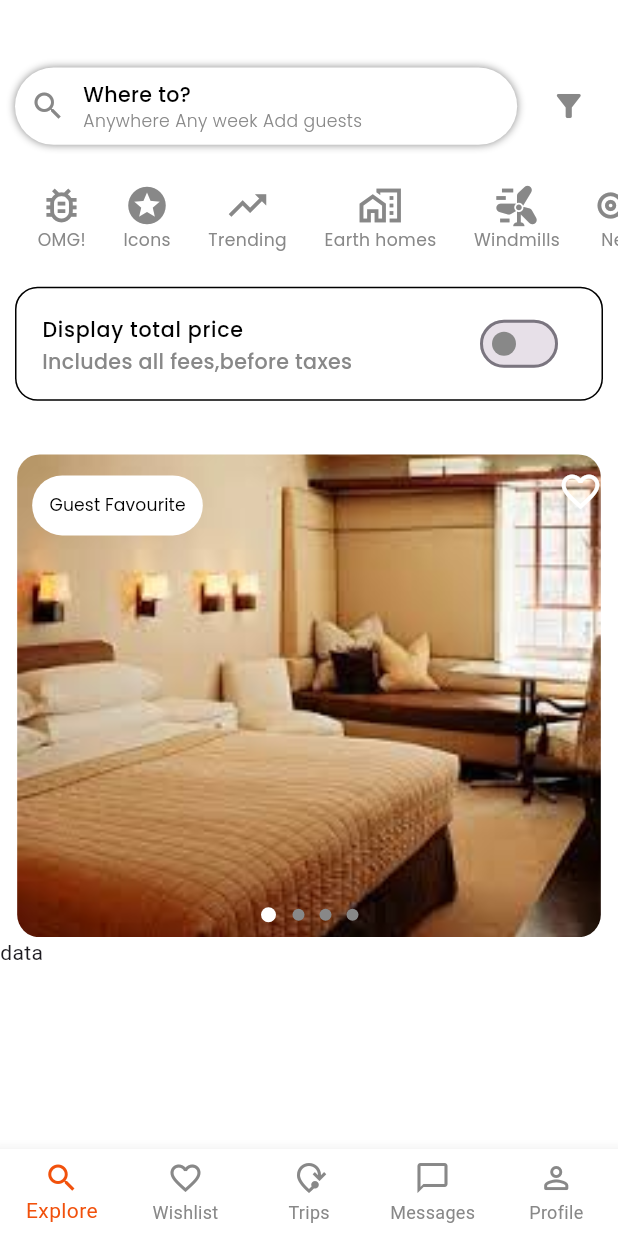
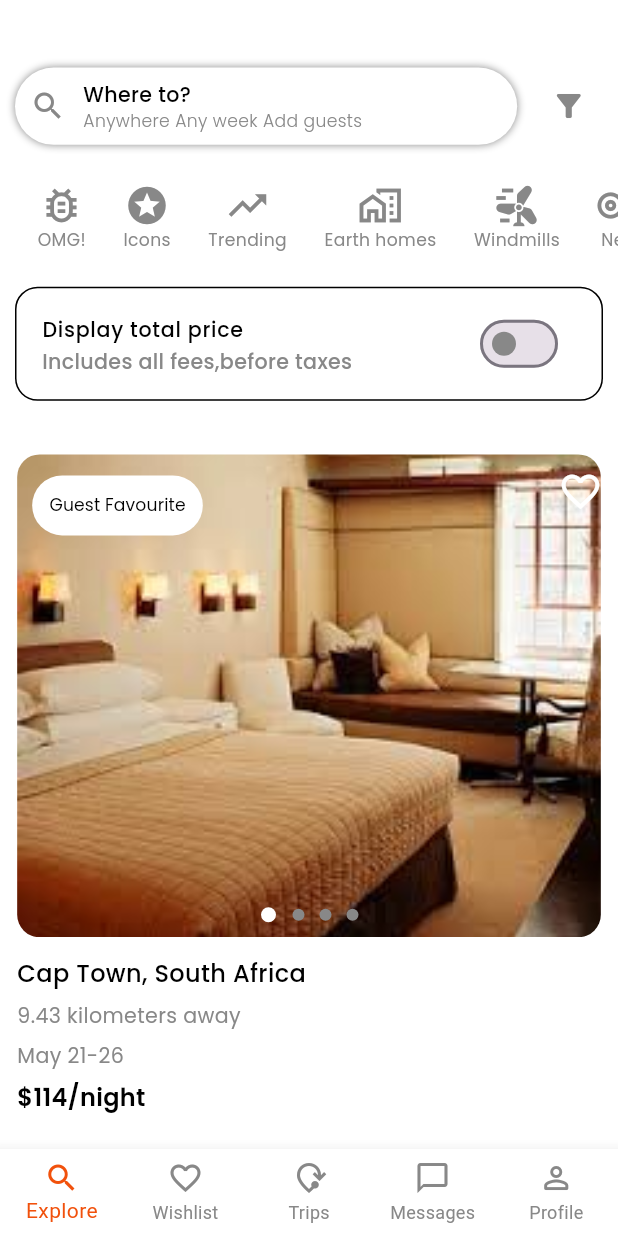
Before and after one commit to wajehafatima/air-bnb, a Flutter app: the screen it shows after launch, on a phone screen of 412 x 824 dp. Run offline on Flutter 3.47's test engine with Material 3 defaults, Android fonts, the phone set to English and light mode, and no system bars; our stand-ins replace country_picker, flutter_screenutil, google_fonts, matcher.

Commit message:
update code

```diff
--- a/lib/src/view/homeview/HomeView.dart
+++ b/lib/src/view/homeview/HomeView.dart
@@ -130,8 +130,43 @@ class _HomeviewState extends State<Homeview> {
               ],
             ),
           ),
-          Text('data'),
-          SizedBox(height: 20.h),
+          SizedBox(height: 10.h),
+// Additional text content below the slider
+          Padding(
+            padding: EdgeInsets.symmetric(horizontal: 10.w),
+            child: Column(
+              crossAxisAlignment: CrossAxisAlignment.start,
+              children: [
+                Primarytext(
+                  text: 'Cap Town, South Africa',
+                  fontSize: 14.sp,
+                  fontWeight: FontWeight.w500,
+                  textColor: appColors.blacktext,
+                ),
+                SizedBox(height: 5.h),
+                Primarytext(
+                  text: '9.43 kilometers away',
+                  fontSize: 12.sp,
+                  fontWeight: FontWeight.w400,
+                  textColor: appColors.grey,
+                ),
+                SizedBox(height: 5.h),
+                Primarytext(
+                  text: 'May 21-26',
+                  fontSize: 12.sp,
+                  fontWeight: FontWeight.w400,
+                  textColor: appColors.grey,
+                ),
+                SizedBox(height: 5.h),
+                Primarytext(
+                  text: '\$114/night',
+                  fontSize: 14.sp,
+                  fontWeight: FontWeight.w600,
+                  textColor: appColors.blacktext,
+                ),
+              ],
+            ),
+          ),
           // Additional content can go here
         ],
       ),
```
